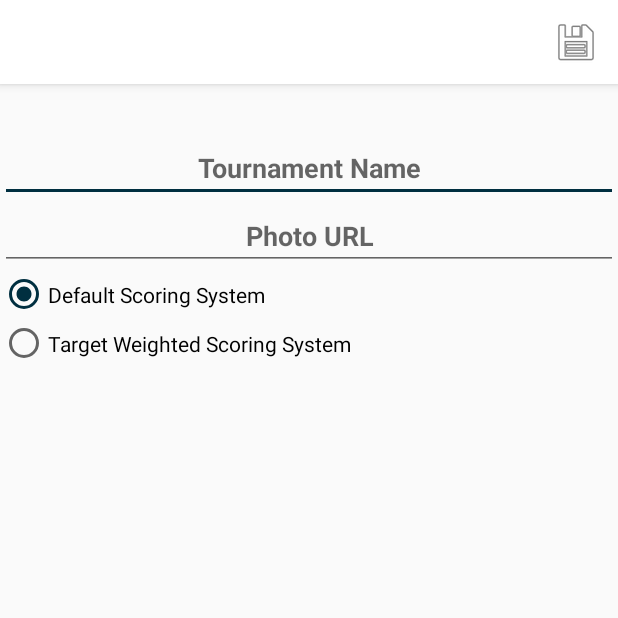
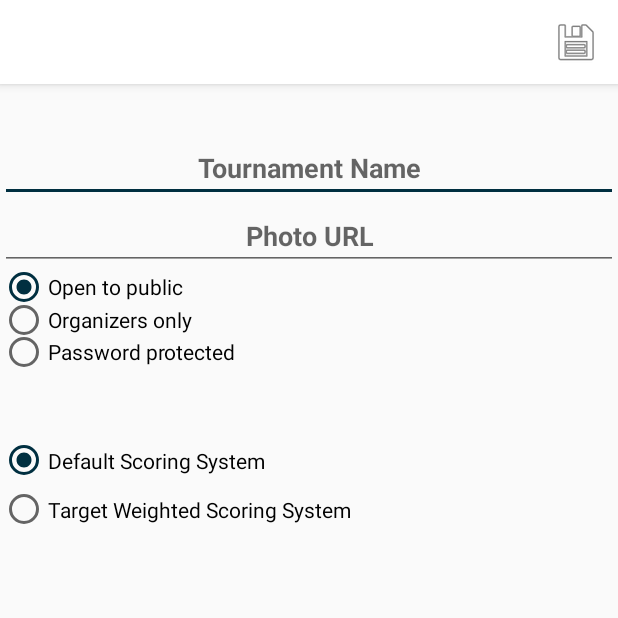
Before and after one commit to TonyPacheco/NoDoubles, an Android app: the FindTourneyActivity screen opened directly, with no data from a screen before it, after a tap on "New Tournament", on a phone screen of 412 x 824 dp, the top half of it. Run offline under Robolectric (Android 15) with nearby library versions, the phone set to English and light mode, and no system bars; our stand-ins replace Firebase (no records; nobody signed in at launch, a user with empty details on screens opened directly), Picasso.

Commit message:
Added privacy options to tournaments

```diff
--- a/app/build.gradle
+++ b/app/build.gradle
@@ -12,8 +12,8 @@ android {
         applicationId "com.nodoubles.app"
         minSdkVersion 19
         targetSdkVersion 28
-        versionCode 4
-        versionName "1.0.1"
+        versionCode 5
+        versionName "1.0.2"
         testInstrumentationRunner "android.support.test.runner.AndroidJUnitRunner"
         vectorDrawables.useSupportLibrary = true
     }
--- a/app/src/main/java/com/nodoubles/app/FindTourneyActivity.kt
+++ b/app/src/main/java/com/nodoubles/app/FindTourneyActivity.kt
@@ -1,4 +1,5 @@
 package com.nodoubles.app
+import android.content.Context
 import android.content.Intent
 import android.support.v7.app.AppCompatActivity
 import android.os.Bundle
@@ -23,18 +24,28 @@ class FindTourneyActivity : AppCompatActivity() {
 
     private var ref = App.Globals.db.reference.child("tournaments")
     private var tournaments: ArrayList<Tourney> = ArrayList()
+    private val ctx: Context = this
 
     override fun onStart() {
         super.onStart()
+        val user = App.Globals.auth.currentUser?.uid
         val listener = object : ValueEventListener {
             override fun onDataChange(dataSnapshot: DataSnapshot) {
                 tournaments.clear()
-                for (postSnapshot in dataSnapshot.children) {
-                    val t = postSnapshot.getValue(Tourney::class.java)!!
-                    if(!isLoggedIn() || t.organizers.contains(App.Globals.auth.currentUser!!.uid))
-                        tournaments.add(t)
+                if(user != null){
+                    for (postSnapshot in dataSnapshot.children) {
+                        val t = postSnapshot.getValue(Tourney::class.java)!!
+                        if(t.organizers.contains(user))
+                            tournaments.add(t)
+                    }
+                } else {
+                    for (postSnapshot in dataSnapshot.children) {
+                        val t = postSnapshot.getValue(Tourney::class.java)!!
+                        if(t.privacy != Tourney.PRIVACY_PRIVATE)
+                            tournaments.add(t)
+                    }
                 }
-                rec_list.adapter = TournamentListAdapter(App.Globals.ctx(), tournaments)
+                rec_list.adapter = TournamentListAdapter(ctx, tournaments)
             }
             override fun onCancelled(databaseError: DatabaseError) {
                 Toast.makeText(baseContext, "Failed to load tournaments.",
--- a/app/src/main/res/layout/activity_organize_tournament.xml
+++ b/app/src/main/res/layout/activity_organize_tournament.xml
@@ -31,6 +31,38 @@
         android:textAllCaps="false"
         android:textSize="18sp"
         android:textStyle="bold" />
+
+    <RadioGroup
+        android:id="@+id/radio_group_privacy"
+        android:layout_width="match_parent"
+        android:layout_height="65dp">
+        <RadioButton
+            android:id="@+id/radio_open"
+            android:layout_width="wrap_content"
+            android:layout_height="wrap_content"
+            android:layout_weight="1"
+            android:text="@string/open_to_public"
+            android:checked="true"/>
+        <RadioButton
+            android:id="@+id/radio_private"
+            android:layout_width="wrap_content"
+            android:layout_height="wrap_content"
+            android:layout_weight="1"
+            android:text="@string/organizers_only"/>
+        <RadioButton
+            android:id="@+id/radio_password"
+            android:layout_width="wrap_content"
+            android:layout_height="wrap_content"
+            android:layout_weight="1"
+            android:text="@string/password_protected"/>
+    </RadioGroup>
+
+    <EditText
+        android:id="@+id/input_pass"
+        android:layout_width="match_parent"
+        android:layout_height="wrap_content"
+        android:hint="@string/password"
+        android:visibility="invisible"/>
 
     <RadioGroup
         android:id="@+id/radio_group_scoring"
--- a/app/src/main/res/values/strings.xml
+++ b/app/src/main/res/values/strings.xml
@@ -96,4 +96,8 @@
     <string name="open_double">Open Double</string>
     <string name="lose_closed_db">Lose Closed Db</string>
     <string name="gain_closed_db">Gain Closed Db</string>
+    <string name="_private">Private</string>
+    <string name="open_to_public">Open to public</string>
+    <string name="password_protected">Password protected</string>
+    <string name="organizers_only">Organizers only</string>
 </resources>
```
Also changed, not shown: app/src/main/java/com/nodoubles/app/Adapters/TournamentListAdapter.kt (+48 -15 lines), app/src/main/java/com/nodoubles/app/Models/Tourney.kt (+12 -4 lines), app/src/main/java/com/nodoubles/app/OrganizeTournament.kt (+36 -3 lines), app/src/main/java/com/nodoubles/app/SplashActivity.kt (+0 -26 lines), app/src/main/res/layout/tournament.xml (+7 -0 lines).
